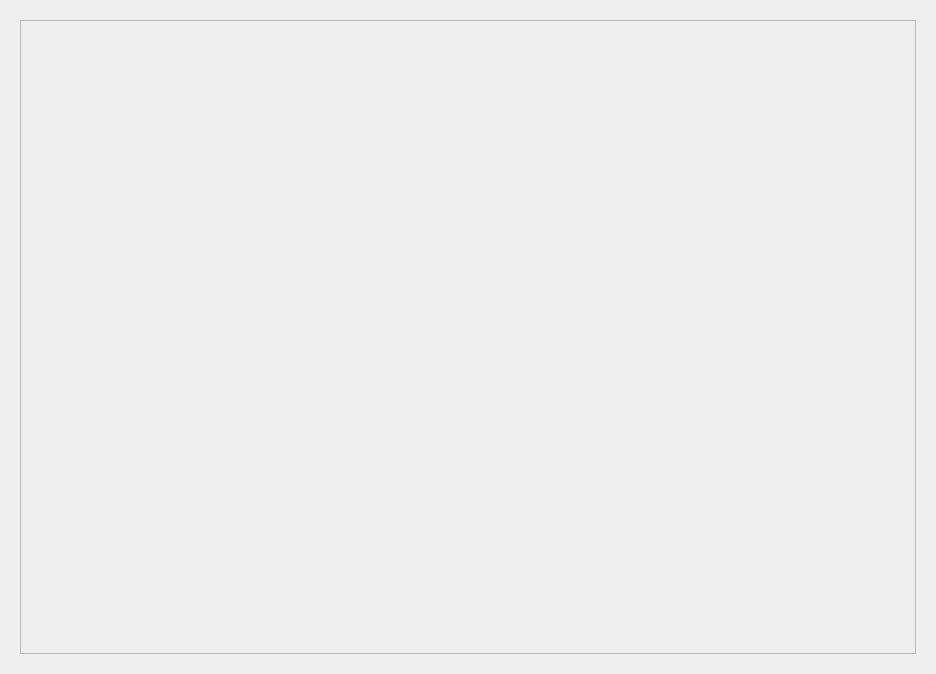
Before: the Qt Designer form src/aq_telemetryView.ui in nlbtuyen/ConfigurationGCS, drawn with Qt 5.
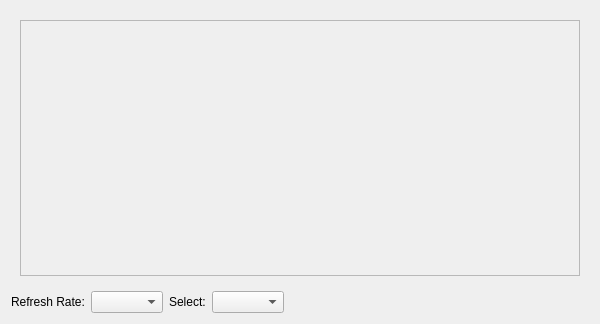
After: the same form once the commit is applied.

```diff
--- a/src/aq_telemetryView.ui
+++ b/src/aq_telemetryView.ui
@@ -6,10 +6,16 @@
    <rect>
     <x>0</x>
     <y>0</y>
-    <width>936</width>
-    <height>674</height>
+    <width>600</width>
+    <height>324</height>
    </rect>
   </property>
+  <property name="minimumSize">
+   <size>
+    <width>540</width>
+    <height>245</height>
+   </size>
+  </property>
   <property name="windowTitle">
    <string>TeleTabWidget</string>
   </property>
@@ -27,8 +33,8 @@
        <rect>
         <x>0</x>
         <y>0</y>
-        <width>918</width>
-        <height>656</height>
+        <width>582</width>
+        <height>276</height>
        </rect>
       </property>
       <layout class="QVBoxLayout" name="verticalLayout_2">
@@ -46,6 +52,51 @@
      </widget>
     </widget>
    </item>
+   <item>
+    <layout class="QHBoxLayout" name="horizontalLayout_2">
+     <item>
+      <layout class="QHBoxLayout" name="horizontalLayout">
+       <item>
+        <widget class="QLabel" name="label">
+         <property name="text">
+          <string>Refresh Rate:</string>
+         </property>
+        </widget>
+       </item>
+       <item>
+        <widget class="QComboBox" name="combo_refreshRate"/>
+       </item>
+      </layout>
+     </item>
+     <item>
+      <layout class="QHBoxLayout" name="horizontalLayout_3">
+       <item>
+        <widget class="QLabel" name="label_2">
+         <property name="text">
+          <string>Select:</string>
+         </property>
+        </widget>
+       </item>
+       <item>
+        <widget class="QComboBox" name="combo_selectCurve"/>
+       </item>
+      </layout>
+     </item>
+     <item>
+      <spacer name="horizontalSpacer">
+       <property name="orientation">
+        <enum>Qt::Horizontal</enum>
+       </property>
+       <property name="sizeHint" stdset="0">
+        <size>
+         <width>40</width>
+         <height>20</height>
+        </size>
+       </property>
+      </spacer>
+     </item>
+    </layout>
+   </item>
   </layout>
  </widget>
  <resources/>
```
